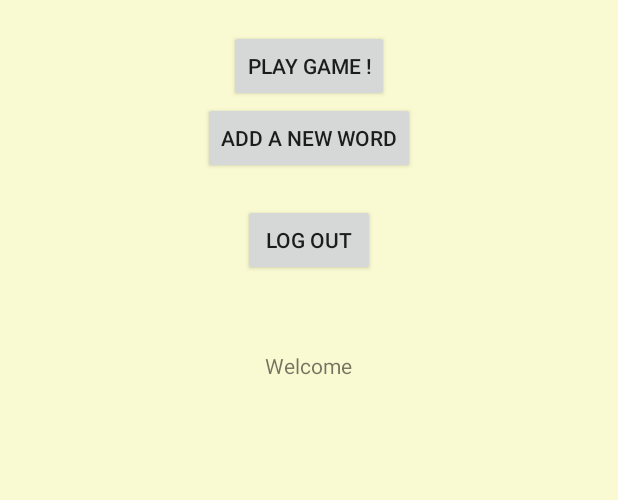
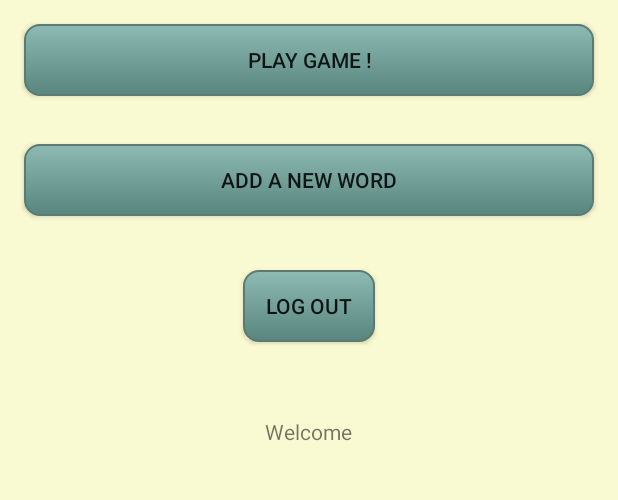
Before and after one commit to chauhankartik1708/Andriod-Development, an Android app: the layout activity_start_menu.xml on its own in the app's theme, with its tools: preview values and no code run, on a phone screen of 412 x 824 dp, the part 79-579 px from its top. Run offline under Robolectric (Android 15) with nearby library versions, the phone set to English and light mode, and no system bars.

Commit message:
start menu layout changed

```diff
--- a/Stanford/Dictionary/app/src/main/res/layout/activity_start_menu.xml
+++ b/Stanford/Dictionary/app/src/main/res/layout/activity_start_menu.xml
@@ -18,19 +18,26 @@
         android:textStyle="italic"
         />
     <Button
+        android:background="@drawable/mybutton"
         android:layout_marginTop="20sp"
         android:text="Play Game !"
         android:onClick="playTheGameClick"
-        android:layout_width="wrap_content"
-        android:layout_height="wrap_content" />
+        android:layout_width="match_parent"
+        android:layout_height="wrap_content"
+        android:layout_margin="@dimen/activity_horizontal_margin"
+        />
 
     <Button
+        android:background="@drawable/mybutton"
         android:text="Add a new word"
         android:onClick="addANewWordClick"
-        android:layout_width="wrap_content"
-        android:layout_height="wrap_content" />
+        android:layout_width="match_parent"
+        android:layout_height="wrap_content"
+        android:layout_margin="@dimen/activity_horizontal_margin"
+        />
 
     <Button
+        android:background="@drawable/mybutton"
         android:id="@+id/logout"
         android:layout_width="wrap_content"
         android:layout_height="wrap_content"
```
